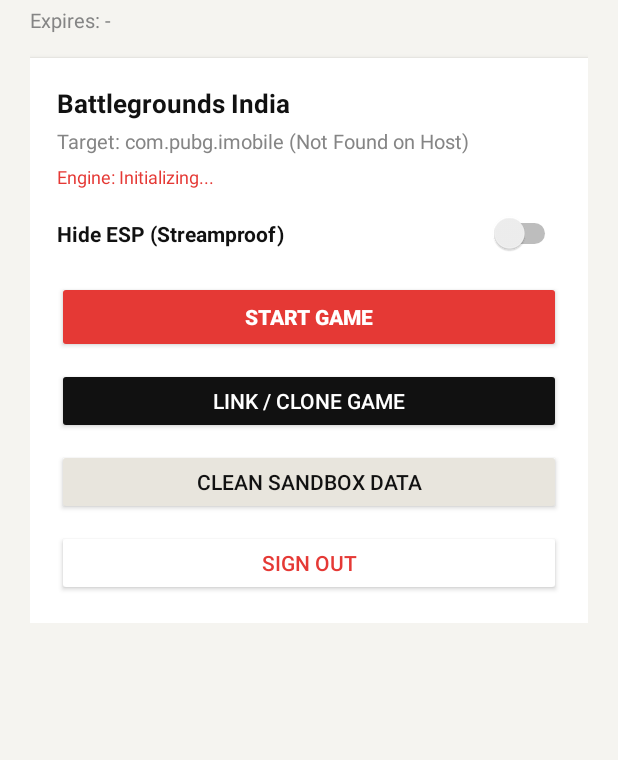
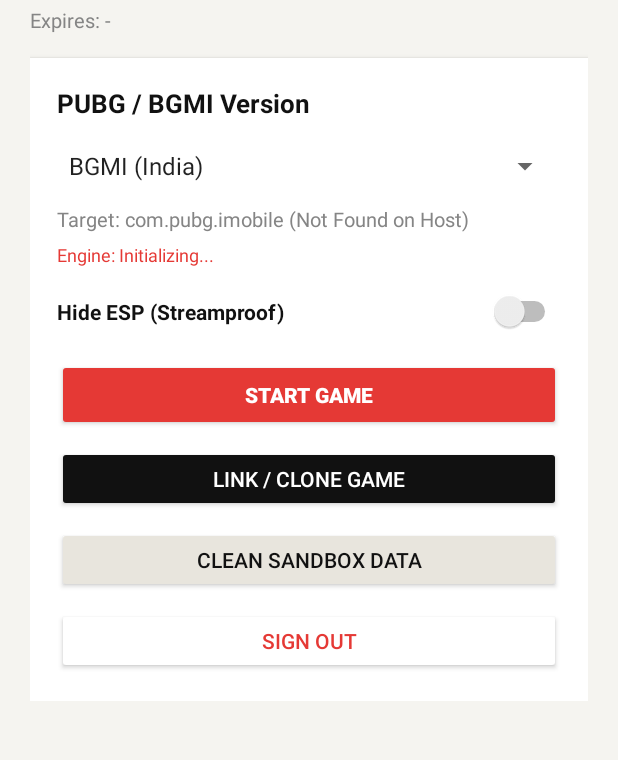
Before and after one commit to ravipacharpro-jpg/MundoLoader, an Android app: the MainActivity screen opened directly, with no data from a screen before it, on a phone screen of 412 x 824 dp, the part 74-834 px from its top. Run offline under Robolectric (Android 15) with nearby library versions, the phone set to English and light mode, and no system bars; libraries missing offline, so code that uses them is left out: com.featurestic.mundo, net_62v.external; 6 statements that could not run were skipped.

Commit message:
Add multi-version PUBG/BGMI selector (India, Global, KR, TW, VN)

```diff
--- a/app/src/main/AndroidManifest.xml
+++ b/app/src/main/AndroidManifest.xml
@@ -10,6 +10,8 @@
         <package android:name="com.pubg.imobile" />
         <package android:name="com.tencent.ig" />
         <package android:name="com.pubg.krmobile" />
+        <package android:name="com.rekoo.pubgm" />
+        <package android:name="com.vng.pubgmobile" />
     </queries>
 
     <application
--- a/app/src/main/java/com/rdx/mundoloader/MainActivity.java
+++ b/app/src/main/java/com/rdx/mundoloader/MainActivity.java
@@ -8,7 +8,10 @@ import android.os.Build;
 import android.os.Bundle;
 import android.os.Environment;
 import android.provider.Settings;
+import android.widget.AdapterView;
+import android.widget.ArrayAdapter;
 import android.widget.Button;
+import android.widget.Spinner;
 import android.widget.Switch;
 import android.widget.TextView;
 import android.widget.Toast;
@@ -24,9 +27,24 @@ import net_62v.external.MetaApplicationInstaller;
 import net_62v.external.MetaPackageManager;
 
 public class MainActivity extends AppCompatActivity {
-    private static final String TARGET_PKG = "com.pubg.imobile";
+    private static final String[] GAME_LABELS = {
+            "BGMI (India)",
+            "PUBG Mobile (Global)",
+            "PUBG Mobile (KR)",
+            "PUBG Mobile (TW)",
+            "PUBG Mobile (VN)"
+    };
+    private static final String[] GAME_PKGS = {
+            "com.pubg.imobile",
+            "com.tencent.ig",
+            "com.pubg.krmobile",
+            "com.rekoo.pubgm",
+            "com.vng.pubgmobile"
+    };
 
+    private String selectedPkg = GAME_PKGS[0];
     private TextView tvHeader, tvExpiry, tvEngineStatus, tvGameState;
+    private Spinner spGameVersion;
     private Switch switchHideEsp;
 
     @Override
@@ -38,7 +56,33 @@ public class MainActivity extends AppCompatActivity {
         tvExpiry = findViewById(R.id.tvExpiryValue);
         tvEngineStatus = findViewById(R.id.tvEngineStatus);
         tvGameState = findViewById(R.id.tvGameState);
+        spGameVersion = findViewById(R.id.spGameVersion);
         switchHideEsp = findViewById(R.id.switchHideEsp);
+
+        ArrayAdapter<String> adapter = new ArrayAdapter<>(
+                this, android.R.layout.simple_spinner_item, GAME_LABELS);
+        adapter.setDropDownViewResource(android.R.layout.simple_spinner_dropdown_item);
+        spGameVersion.setAdapter(adapter);
+
+        int defaultIdx = 0;
+        for (int i = 0; i < GAME_PKGS.length; i++) {
+            if (MetaPackageManager.isInnerAppInstalled(GAME_PKGS[i])) {
+                defaultIdx = i;
+                break;
+            }
+        }
+        selectedPkg = GAME_PKGS[defaultIdx];
+        spGameVersion.setSelection(defaultIdx);
+        spGameVersion.setOnItemSelectedListener(new AdapterView.OnItemSelectedListener() {
+            @Override
+            public void onItemSelected(AdapterView<?> parent, android.view.View view, int pos, long id) {
+                selectedPkg = GAME_PKGS[pos];
+                refreshStatus();
+            }
+
+            @Override
+            public void onNothingSelected(AdapterView<?> parent) {}
+        });
 
         String modname = getIntent().getStringExtra("modname");
         String expiry = getIntent().getStringExtra("expiry");
@@ -56,30 +100,30 @@ public class MainActivity extends AppCompatActivity {
 
         Button btnClone = findViewById(R.id.btnCloneGame);
         btnClone.setOnClickListener(v -> {
-            int res = MetaApplicationInstaller.cloneApp(TARGET_PKG, "0");
+            int res = MetaApplicationInstaller.cloneApp(selectedPkg, "0");
             Toast.makeText(this,
-                    res == 0 ? "Linked com.pubg.imobile (Zero-Copy)" : "Install BGMI (com.pubg.imobile) on phone first",
+                    res == 0 ? "Linked " + selectedPkg + " (Zero-Copy)" : "Install " + selectedPkg + " on phone first",
                     Toast.LENGTH_SHORT).show();
             refreshStatus();
-        ensureStoragePermission();
+            ensureStoragePermission();
         });
 
         Button btnLaunch = findViewById(R.id.btnLaunchGame);
         btnLaunch.setOnClickListener(v -> {
-            if (!MetaPackageManager.isInnerAppInstalled(TARGET_PKG)) {
-                int res = MetaApplicationInstaller.cloneApp(TARGET_PKG, "0");
+            if (!MetaPackageManager.isInnerAppInstalled(selectedPkg)) {
+                int res = MetaApplicationInstaller.cloneApp(selectedPkg, "0");
                 if (res != 0) {
-                    Toast.makeText(this, "com.pubg.imobile not found on device", Toast.LENGTH_LONG).show();
+                    Toast.makeText(this, selectedPkg + " not found on device", Toast.LENGTH_LONG).show();
                     return;
                 }
             }
-            MetaActivityManager.launchApp(TARGET_PKG);
+            MetaActivityManager.launchApp(selectedPkg);
         });
 
         Button btnClean = findViewById(R.id.btnCleanData);
         btnClean.setOnClickListener(v -> {
-            MetaPackageManager.cleanPackageDataAsUser(TARGET_PKG, "0");
-            Toast.makeText(this, "Virtual sandbox data cleaned", Toast.LENGTH_SHORT).show();
+            MetaPackageManager.cleanPackageDataAsUser(selectedPkg, "0");
+            Toast.makeText(this, "Virtual sandbox data cleaned for " + selectedPkg, Toast.LENGTH_SHORT).show();
         });
 
         Button btnLogout = findViewById(R.id.btnSignOut);
@@ -94,8 +138,8 @@ public class MainActivity extends AppCompatActivity {
         boolean sdkOk = MetaActivationManager.getActivationStatus();
         tvEngineStatus.setText("Engine: " + ver + " | SDK: " + (sdkOk ? "Active" : MetaActivationManager.getActivationMessage()));
 
-        boolean installed = MetaPackageManager.isInnerAppInstalled(TARGET_PKG);
-        tvGameState.setText("Target: " + TARGET_PKG + " (" + (installed ? "Ready" : "Not Found on Host") + ")");
+        boolean installed = MetaPackageManager.isInnerAppInstalled(selectedPkg);
+        tvGameState.setText("Target: " + selectedPkg + " (" + (installed ? "Ready" : "Not Found on Host") + ")");
     }
 
     private void ensureStoragePermission() {
--- a/app/src/main/res/layout/activity_main.xml
+++ b/app/src/main/res/layout/activity_main.xml
@@ -40,10 +40,16 @@
             <TextView
                 android:layout_width="wrap_content"
                 android:layout_height="wrap_content"
-                android:text="Battlegrounds India"
+                android:text="PUBG / BGMI Version"
                 android:textColor="#111111"
                 android:textSize="17sp"
                 android:textStyle="bold" />
+
+            <Spinner
+                android:id="@+id/spGameVersion"
+                android:layout_width="match_parent"
+                android:layout_height="44dp"
+                android:layout_marginTop="8dp" />
 
             <TextView
                 android:id="@+id/tvGameState"
```
Also changed, not shown: 1 other file.
